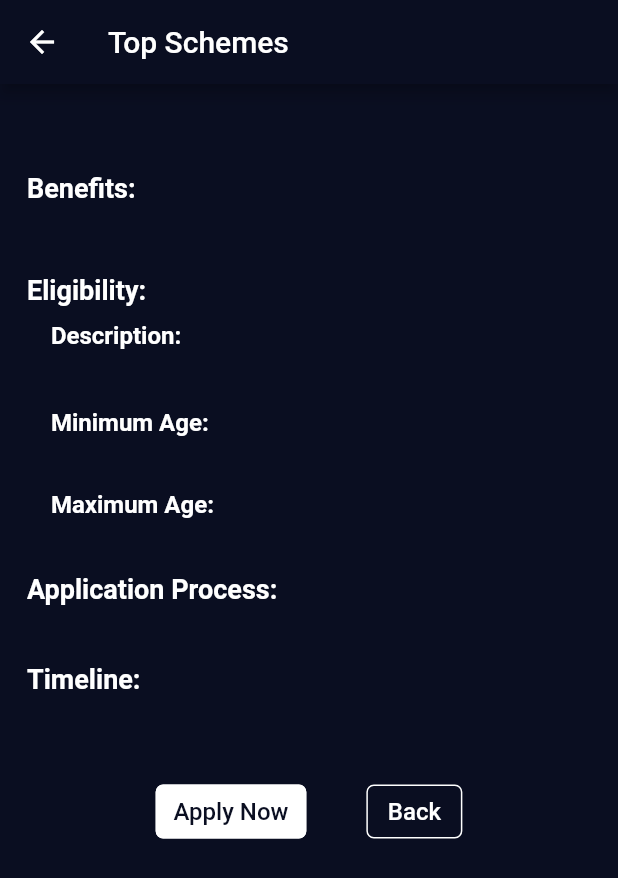
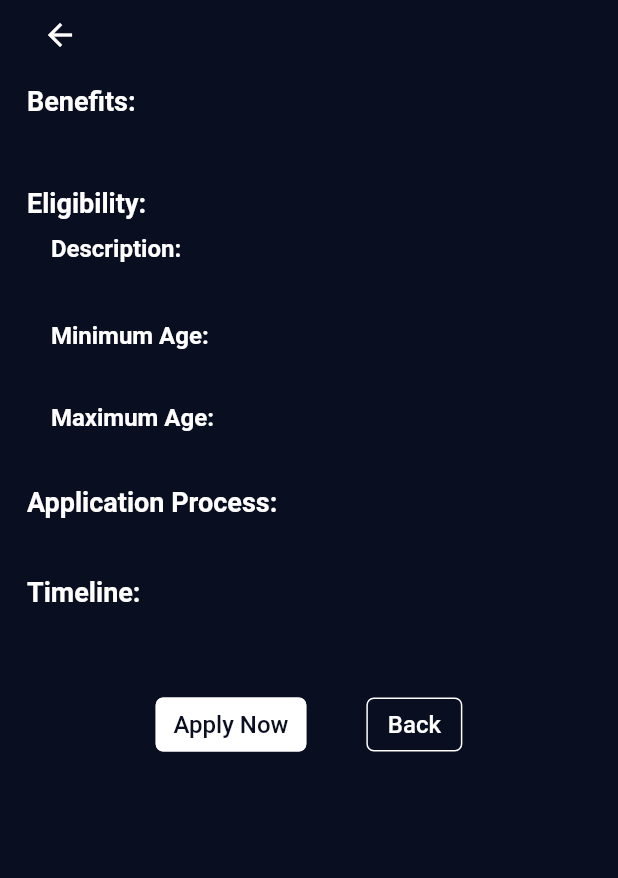
Before and after one commit to Santhosh-17/eSeva, a Flutter app: the TopSchemesViewPage screen opened directly with empty values, on a phone screen of 412 x 824 dp. Shown: the top 878 px of the screen. Run offline on Flutter 3.47's test engine with Material 2 defaults, Android fonts, the phone set to English and light mode, and no system bars; our stand-ins replace flutter_html; network calls fail.

Commit message:
final commit

```diff
--- a/lib/pages/top_schemes_view_page.dart
+++ b/lib/pages/top_schemes_view_page.dart
@@ -1,6 +1,5 @@
 import 'package:flutter/material.dart';
 import 'package:url_launcher/url_launcher.dart';
-
 class TopSchemesViewPage extends StatefulWidget {
   final data;
   TopSchemesViewPage(this.data);
@@ -21,21 +20,44 @@ class _TopSchemesViewPageState extends State<TopSchemesViewPage> {
   @override
   Widget build(BuildContext context) {
     return Scaffold(
-      appBar: AppBar(title: Text('Top Schemes'),),
+      appBar: AppBar(title: Text(" "),toolbarHeight: 0.0,),
       body: SingleChildScrollView(
         child: Padding(
-          padding: const EdgeInsets.all(18.0),
+          padding: const EdgeInsets.fromLTRB(18.0,7.0,18.0,18.0),
           child: Column(
             crossAxisAlignment: CrossAxisAlignment.start,
             children: <Widget>[
-              Text(widget.data["title"],
-              style: TextStyle(
-                fontWeight: FontWeight.bold,
-                fontSize: 20.0
-              ),),
+              Row(
+                children: [
+                  SizedBox(width: 10.0,),
+                  Expanded(
+                    flex:0,
+                    child: InkWell(
+                      onTap: () {
+                        Navigator.of(context).pop();
+                      },
+                      child: Icon(
+                        Icons.arrow_back_outlined,
+                      ),
+                    ),
+                  ),
+                  SizedBox(width: 10.0,),
+                  Expanded(
+                    flex:2,
+                    child: Padding(
+                      padding: const EdgeInsets.fromLTRB(8.0,3.0,8.0,8.0),
+                      child: Text(widget.data["title"],
+                        style: TextStyle(
+                          fontWeight: FontWeight.bold,
+                          fontSize: 17.5,
+                        ),
+                      ),
+                    ),
+                  ),
+                ],
+              ),
               SizedBox(height: 18.0,),
-              Text('Benefits:',
-                style: TextStyle(
+              Text('Benefits:', style: TextStyle(
                     fontWeight: FontWeight.bold,
                     fontSize: 18.0
                 ),),
@@ -52,8 +74,7 @@ class _TopSchemesViewPageState extends State<TopSchemesViewPage> {
                     fontSize: 18.0
                 ),),
               SizedBox(height: 10.0,),
-              Text('\t\t\t Description:',
-                style: TextStyle(
+              Text('\t\t\t Description:', style: TextStyle(
                     fontWeight: FontWeight.bold,
                     fontSize: 16.0
                 ),),
@@ -93,8 +114,7 @@ class _TopSchemesViewPageState extends State<TopSchemesViewPage> {
                 ),
               ),
               SizedBox(height: 10.0,),
-              Text('Timeline:',
-                style: TextStyle(
+              Text('Timeline:', style: TextStyle(
                     fontWeight: FontWeight.bold,
                     fontSize: 18.0
                 ),),
@@ -154,13 +174,8 @@ class _TopSchemesViewPageState extends State<TopSchemesViewPage> {
                       },
                     ),
                   ],
-                ),
-              )
-            ],
-          ),
-        ),
-      ),
-    );
+                ),)
+            ],),),),);
   }
 }
 
```
Also changed, not shown: lib/pages/home_page.dart (+3 -7 lines), lib/pages/mainSchemes/scheme_view.dart (+38 -10 lines), lib/pages/mainServices/service_view.dart (+39 -16 lines), lib/pages/mainSchemes/scheme_list.dart (line endings or trailing spaces), 32 other files.
